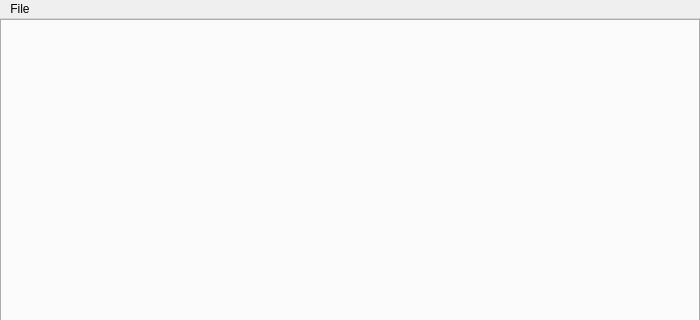
First picture: the form in maxnet.ui, repository ThomasWzorek/MaxNet, before the edit; both pictures show x 0 to 700 and y 0 to 320 of the 700 by 600 pixel window.
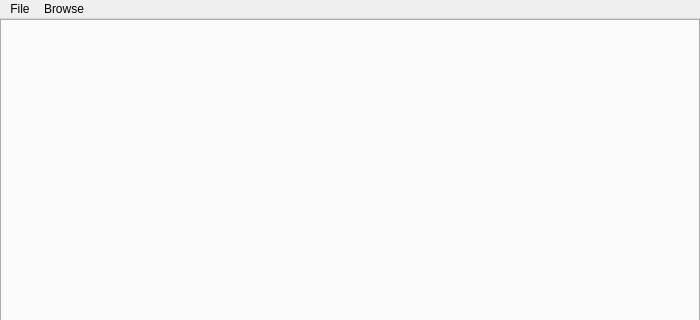
Second picture: the form after the edit.

Patch:
```diff
--- a/maxnet.ui
+++ b/maxnet.ui
@@ -70,7 +70,14 @@
     <addaction name="separator"/>
     <addaction name="actionQuit"/>
    </widget>
+   <widget class="QMenu" name="menuBrowse">
+    <property name="title">
+     <string>Browse</string>
+    </property>
+    <addaction name="actionReload"/>
+   </widget>
    <addaction name="menuFile"/>
+   <addaction name="menuBrowse"/>
   </widget>
   <action name="actionNew_Window">
    <property name="text">
```
Left out of the diff: 11 changed lines with no effect on the pictures.
